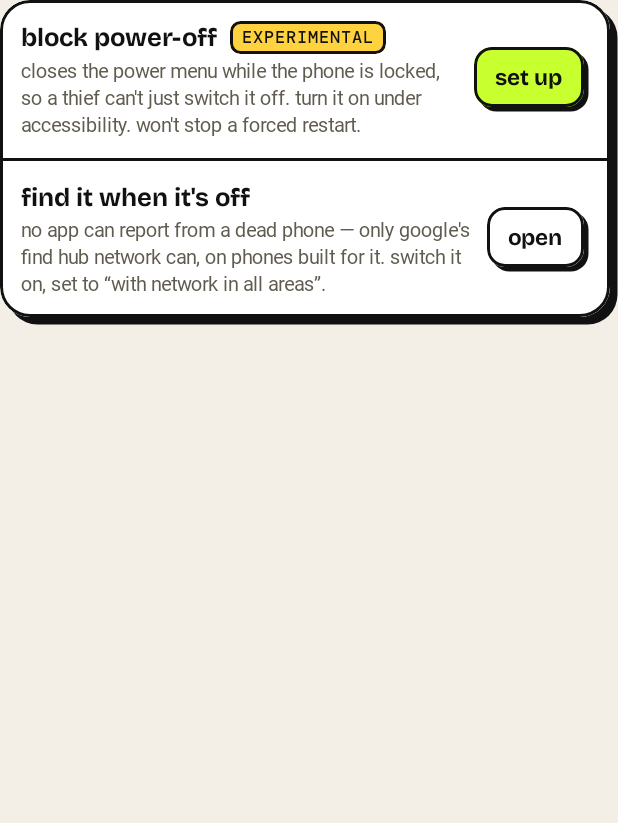
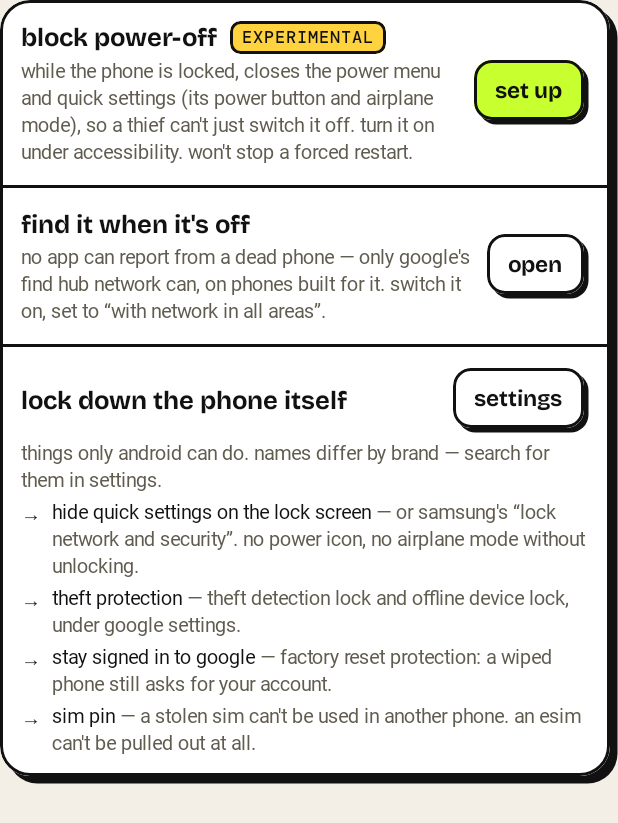
Before and after one commit to samyakb32-sys/Protect-my-device, an Android app built with Jetpack Compose: the composable ArmourCard shown on its own in the app's theme, on a phone screen of 412 x 824 dp. Shown: the top 823 px of the screen. Run offline under Robolectric (Android 15) with nearby library versions, the phone set to English and light mode, and no system bars; Roboto replaces fonts that are not available here.

Commit message:
Close Quick Settings on the lock screen too, and list the phone settings that help
The power-off guard now also shuts the Quick Settings panel while the phone is
locked, since it carries its own power button and the airplane-mode tile.
The armour card gains a short checklist of Android settings that cover what
no app can: hiding Quick Settings on the lock screen, theft protection,
factory reset protection and a SIM PIN.

Co-Authored-By: Claude Opus 5.5 <noreply@anthropic.com>
Claude-Session: https://claude.ai/code/session_0189zU4poLdAqCd4XJzmrZgQ

```diff
--- a/app/src/main/java/com/protectmydevice/ui/MainActivity.kt
+++ b/app/src/main/java/com/protectmydevice/ui/MainActivity.kt
@@ -188,6 +188,10 @@ class MainActivity : ComponentActivity() {
                 runCatching { startActivity(Intent("com.google.android.gms.settings.FIND_MY_DEVICE_SETTINGS")) }
                     .recoverCatching { startActivity(Intent(Settings.ACTION_SECURITY_SETTINGS)) }
             },
+            onPhoneSettings = {
+                runCatching { startActivity(Intent(Settings.ACTION_SECURITY_SETTINGS)) }
+                    .recoverCatching { startActivity(Intent(Settings.ACTION_SETTINGS)) }
+            },
             onRefresh = { refresh() },
             onSignOut = onSignOut,
             onOpenMap = { d ->
--- a/app/src/main/java/com/protectmydevice/ui/Previews.kt
+++ b/app/src/main/java/com/protectmydevice/ui/Previews.kt
@@ -25,7 +25,7 @@ internal fun HomePreview(dark: Boolean, done: Int) = ProtectTheme(darkTheme = da
         protection = Protection(tracking = done >= 1, locationGranted = done >= 1, alwaysLocation = done >= 2, admin = done >= 3),
         devices = SampleDevices, thisDeviceId = "a", accountEmail = "you@example.com", refreshing = false, powerGuardOn = done >= 3,
         snackbar = remember { SnackbarHostState() },
-        onStartTracking = {}, onAllowAlways = {}, onEnableAdmin = {}, onTrustSim = {}, onPowerGuard = {}, onFindHub = {},
+        onStartTracking = {}, onAllowAlways = {}, onEnableAdmin = {}, onTrustSim = {}, onPowerGuard = {}, onFindHub = {}, onPhoneSettings = {},
         onRefresh = {}, onSignOut = {}, onOpenMap = {}, onCommand = { _, _ -> },
     )
 }
--- a/app/src/main/java/com/protectmydevice/ui/screens/HomeScreen.kt
+++ b/app/src/main/java/com/protectmydevice/ui/screens/HomeScreen.kt
@@ -102,6 +102,7 @@ fun HomeScreen(
     onTrustSim: () -> Unit,
     onPowerGuard: () -> Unit,
     onFindHub: () -> Unit,
+    onPhoneSettings: () -> Unit,
     onRefresh: () -> Unit,
     onSignOut: () -> Unit,
     onOpenMap: (DeviceInfo) -> Unit,
@@ -139,7 +140,7 @@ fun HomeScreen(
                 item { ImeiTip() }
 
                 item { SectionTitle("02", "extra armour") }
-                item { ArmourCard(powerGuardOn, onPowerGuard, onFindHub) }
+                item { ArmourCard(powerGuardOn, onPowerGuard, onFindHub, onPhoneSettings) }
 
                 item {
                     SectionTitle("03", "your devices") {
@@ -256,7 +257,7 @@ private fun SetupCard(p: Protection, onStartTracking: () -> Unit, onAllowAlways:
 
 /** Things beyond the basic setup: one experimental trick of ours, and the system network that works when we can't. */
 @Composable
-private fun ArmourCard(powerGuardOn: Boolean, onPowerGuard: () -> Unit, onFindHub: () -> Unit) {
+private fun ArmourCard(powerGuardOn: Boolean, onPowerGuard: () -> Unit, onFindHub: () -> Unit, onPhoneSettings: () -> Unit) {
     val b = LocalBrutal.current
     val type = MaterialTheme.typography
     BrutalBox(Modifier.fillMaxWidth()) {
@@ -268,8 +269,9 @@ private fun ArmourCard(powerGuardOn: Boolean, onPowerGuard: () -> Unit, onFindHu
                         Sticker(if (powerGuardOn) "on" else "experimental", color = if (powerGuardOn) Lime else Hazard)
                     }
                     Text(
-                        "closes the power menu while the phone is locked, so a thief can't just switch it off. " +
-                            "turn it on under accessibility. won't stop a forced restart.",
+                        "while the phone is locked, closes the power menu and quick settings (its power button and " +
+                            "airplane mode), so a thief can't just switch it off. turn it on under accessibility. " +
+                            "won't stop a forced restart.",
                         style = type.bodySmall, color = b.muted,
                     )
                 }
@@ -291,9 +293,40 @@ private fun ArmourCard(powerGuardOn: Boolean, onPowerGuard: () -> Unit, onFindHu
                 Spacer(Modifier.width(10.dp))
                 BrutalButton("open", onFindHub, color = b.card, contentColor = b.onCard, compact = true)
             }
+            Box(Modifier.fillMaxWidth().height(Outline).background(b.line))
+            Column(Modifier.padding(14.dp), verticalArrangement = Arrangement.spacedBy(6.dp)) {
+                Row(verticalAlignment = Alignment.CenterVertically) {
+                    Text("lock down the phone itself", Modifier.weight(1f), style = type.titleMedium, color = b.onCard)
+                    BrutalButton("settings", onPhoneSettings, color = b.card, contentColor = b.onCard, compact = true)
+                }
+                Text(
+                    "things only android can do. names differ by brand — search for them in settings.",
+                    style = type.bodySmall, color = b.muted,
+                )
+                PHONE_SETTINGS.forEach { (title, why) ->
+                    Row(horizontalArrangement = Arrangement.spacedBy(8.dp)) {
+                        Text("→", style = type.bodySmall, color = b.onCard)
+                        Text(
+                            buildAnnotatedString {
+                                withStyle(SpanStyle(color = b.onCard)) { append(title) }
+                                append(" — $why")
+                            },
+                            style = type.bodySmall, color = b.muted,
+                        )
+                    }
+                }
+            }
         }
     }
 }
+
+/** Phone settings that cover what an app can't: forced restarts, factory resets, SIM swaps. */
+private val PHONE_SETTINGS = listOf(
+    "hide quick settings on the lock screen" to "or samsung's “lock network and security”. no power icon, no airplane mode without unlocking.",
+    "theft protection" to "theft detection lock and offline device lock, under google settings.",
+    "stay signed in to google" to "factory reset protection: a wiped phone still asks for your account.",
+    "sim pin" to "a stolen sim can't be used in another phone. an esim can't be pulled out at all.",
+)
 
 @Composable
 private fun StepRow(
--- a/app/src/main/res/values/strings.xml
+++ b/app/src/main/res/values/strings.xml
@@ -4,5 +4,5 @@
     <string name="tracking_channel">Device protection</string>
     <string name="tracking_notification">Protection is active</string>
     <string name="power_guard_label">Block power-off while locked</string>
-    <string name="power_guard_description">Closes the power menu while this phone is locked, so someone who has taken it cannot simply switch it off. It only watches for the system power menu and reads nothing else on screen.</string>
+    <string name="power_guard_description">While this phone is locked, closes the power menu and the Quick Settings panel (which has its own power button and airplane mode), so someone who has taken it cannot simply switch it off or cut it off the network. It only looks at the system\'s own lock-screen panels (com.android.systemui), never at other apps, and sends nothing it reads anywhere.</string>
 </resources>
```
Also changed, not shown: app/src/main/java/com/protectmydevice/security/PowerMenuGuard.kt (+35 -8 lines), app/src/main/res/xml/power_menu_guard.xml (+4 -3 lines), 3 other files.
